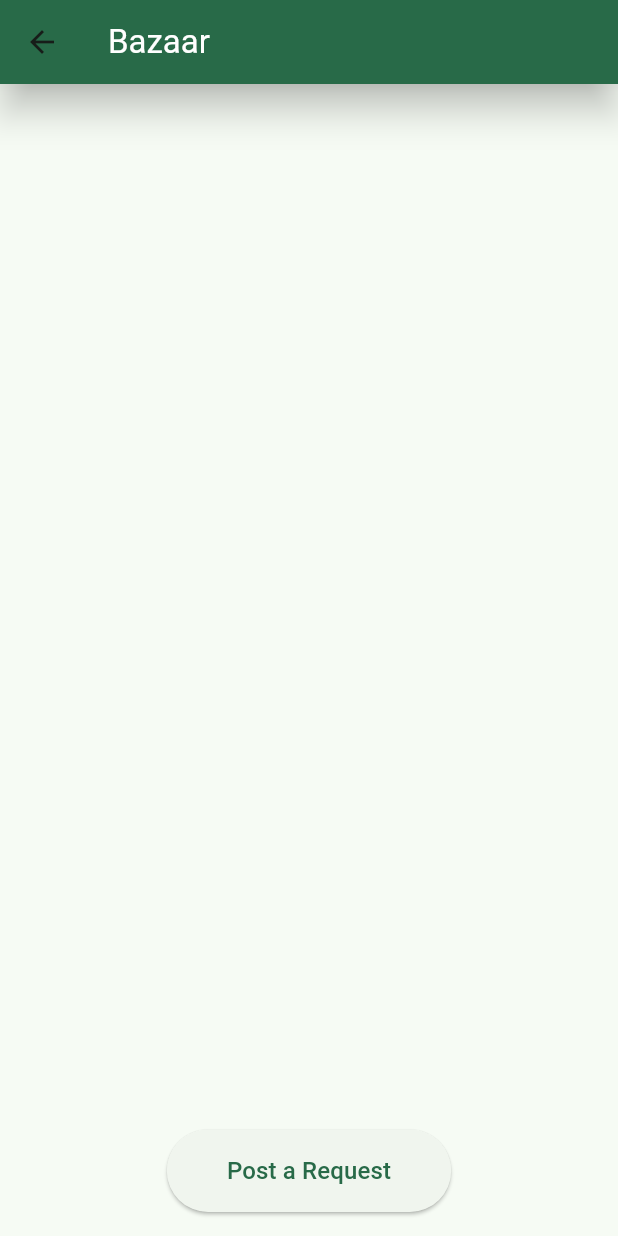
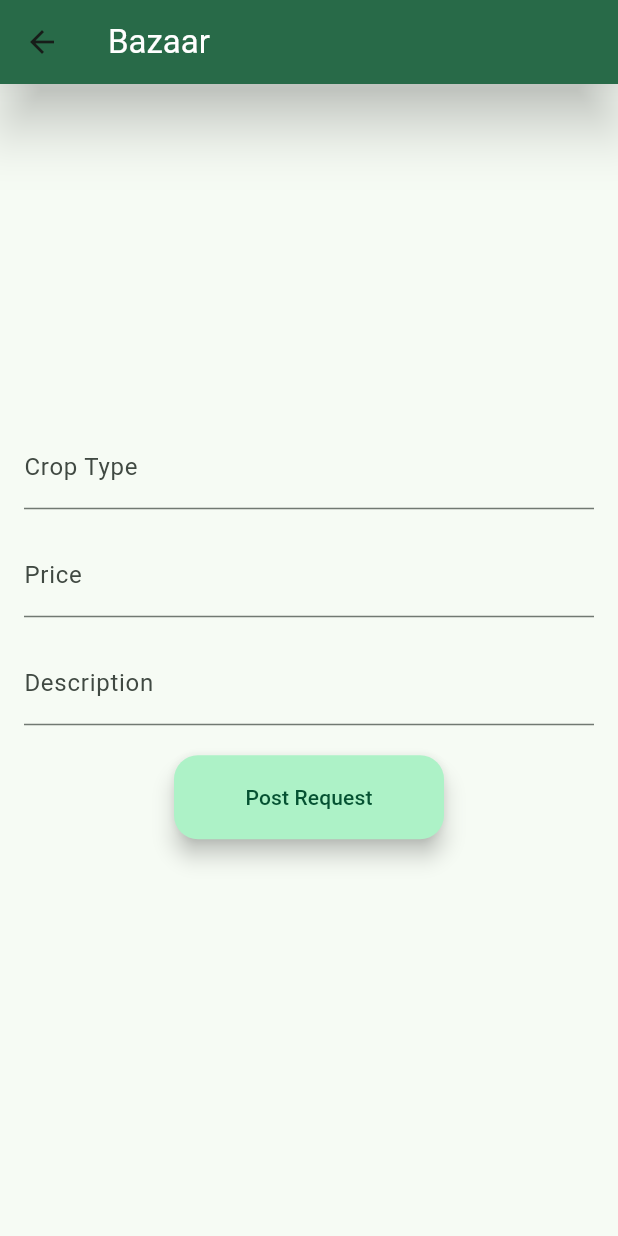
Before and after one commit to LakshyaSharma207/KrishiSankalp-gdsc-solutions, a Flutter app: the Marketplace screen opened directly, after a tap on "Post a Request", on a phone screen of 412 x 824 dp. Run offline on Flutter 3.47's test engine with Material 3 defaults, Android fonts, the light colour scheme and no system bars; our stand-ins replace cloud_firestore, firebase_auth, firebase_core, google_sign_in, image_picker; missing offline and left inert: tflite_flutter, tflite_flutter_helper; accounts and stored records are empty; generated files the repository leaves out were written again.

Commit message:
updated marketplace.dart

```diff
--- a/krishi_sankalp/lib/main.dart
+++ b/krishi_sankalp/lib/main.dart
@@ -12,6 +12,7 @@ Future<void> main() async {
   );
   runApp(const MyApp());
 }
+// error regarding com.google.android.gms.providerinstaller.dynamite does not affect app. Its related to google play services.
 
 class MyApp extends StatelessWidget {
   const MyApp({super.key});
--- a/krishi_sankalp/lib/pages/export.dart
+++ b/krishi_sankalp/lib/pages/export.dart
@@ -9,3 +9,5 @@ export 'home_page/scan/scan.dart';
 export 'disease_detect/detection_page/detection_page.dart';
 export 'disease_detect/detection_page/information.dart';
 export 'crop_prediction/crop_prediction.dart';
+export 'marketplace/marketplace.dart';
+export 'marketplace/request/new_request.dart';
--- a/krishi_sankalp/lib/pages/marketplace/marketplace.dart
+++ b/krishi_sankalp/lib/pages/marketplace/marketplace.dart
@@ -2,6 +2,7 @@ import 'package:cloud_firestore/cloud_firestore.dart';
 import 'package:firebase_auth/firebase_auth.dart';
 import 'package:flutter/material.dart';
 import 'package:krishi_sankalp/api/auth.dart';
+import 'package:krishi_sankalp/pages/export.dart';
 
 class Marketplace extends StatelessWidget {
   Marketplace({super.key});
@@ -9,6 +10,8 @@ class Marketplace extends StatelessWidget {
 
   @override
   Widget build(BuildContext context) {
+    final surfaceVariantColor = Theme.of(context).colorScheme.surfaceVariant;
+
     return Scaffold(
       appBar: AppBar(
         title: const Text('Bazaar', style: TextStyle(color: Colors.white),),
@@ -16,14 +19,40 @@ class Marketplace extends StatelessWidget {
         elevation: 10,
         shadowColor: Colors.black,
       ),
+      drawer: const NavigationSidebar(),
       body: Column(
         children: [
-          const SizedBox(height: 10,),
+          const SizedBox(height: 5,),
+          Row(
+            mainAxisAlignment: MainAxisAlignment.center,
+            children: [
+              const Text('Your Request: '),
+              Container(
+                width: 20,
+                height: 20,
+                decoration: BoxDecoration(
+                  color: Colors.greenAccent,
+                  border: Border.all(color: Colors.black, width: 1,),
+                  borderRadius: const BorderRadius.all(Radius.circular(3)),
+                ),
+              ),
+              const SizedBox(width: 50,),
+              const Text('Others: '),
+              Container(
+                width: 20,
+                height: 20,
+                decoration: BoxDecoration(
+                  color: surfaceVariantColor,
+                  border: Border.all(color: Colors.black, width: 1),
+                  borderRadius: const BorderRadius.all(Radius.circular(3)),
+                ),
+              ),
+            ],
+          ),
           Expanded(
             child: StreamBuilder<QuerySnapshot>(
               stream: FirebaseFirestore.instance
                   .collection('users')
-                  .where("userEmail", isNotEqualTo: user?.email)
                   .snapshots(),
               builder: (context, snapshot) {
                 if (snapshot.connectionState == ConnectionState.waiting) {
@@ -39,6 +68,8 @@ class Marketplace extends StatelessWidget {
                     itemCount: snapshot.data!.docs.length,
                     itemBuilder: (context, index) {
                       final DocumentSnapshot bazaarDocument = snapshot.data!.docs[index];
+                      final isCurrentUser = bazaarDocument['userEmail'] == user?.email;
+
                       return StreamBuilder<QuerySnapshot>(
                         stream: bazaarDocument.reference.collection('posts').snapshots(),
                         builder: (context, postSnapshot) {
@@ -56,19 +87,31 @@ class Marketplace extends StatelessWidget {
                                 final docref = postSnapshot.data!.docs[index];
                                 final postData = docref.data() as Map<String, dynamic>;
 
+                                if (postData['satisfied'] == false) {
                                   return InkWell(
-                                  onTap: () {
-                                    print("Card Tapped");
-                                  },
+                                    onTap: () => {},
+                                    child: Padding(
+                                      padding: const EdgeInsets.all(8.0),
                                       child: Card(
+                                        color: isCurrentUser ? Colors.greenAccent : null,
                                         child: ListTile(
                                           leading: const Icon(Icons.local_florist_outlined),
                                           title: Text(postData['cropType']),
-                                      subtitle: Text(postData['message']),
-                                      trailing: Text('\$${index + 1}0'),
+                                          subtitle: Text(postData['description']),
+                                          trailing: Row(
+                                            mainAxisSize: MainAxisSize.min,
+                                            children: [
+                                              const Icon(Icons.delete, color: Colors.red),
+                                              const SizedBox(width: 10,),
+                                              Text('${postData['price']}\$'),
+                                            ],
+                                          )
+                                        ),
                                       ),
                                     ),
                                   );
+                                }
+                                return null;
                               },
                             );
                           }
@@ -83,7 +126,9 @@ class Marketplace extends StatelessWidget {
           Container(
             padding: const EdgeInsets.all(16),
             child: ElevatedButton(
-              onPressed: () {},
+              onPressed: () {
+                Navigator.push(context, MaterialPageRoute(builder: (context) => NewRequest(user: user)));
+              },
               child: const Padding(
                 padding: EdgeInsets.all(16),
                 child: Text('Post a Request', style: TextStyle(fontSize: 16),),
--- /dev/null
+++ b/krishi_sankalp/lib/pages/marketplace/request/new_request.dart
@@ -0,0 +1,106 @@
+import 'package:cloud_firestore/cloud_firestore.dart';
+import 'package:firebase_auth/firebase_auth.dart';
+import 'package:flutter/material.dart';
+
+class NewRequest extends StatefulWidget {
+  NewRequest({super.key, required this.user});
+  final User? user;
+
+  @override
+  State<NewRequest> createState() => _NewRequestState();
+}
+
+class _NewRequestState extends State<NewRequest> {
+  final TextEditingController _cropTypeController = TextEditingController();
+  final TextEditingController _priceController = TextEditingController();
+  final TextEditingController _descController = TextEditingController();
+  String errorMessage = '';
+
+  Future<void> postRequest() async {
+    if (_cropTypeController.text.isEmpty || _priceController.text.isEmpty) {
+      setState(() {
+        errorMessage = 'Error: Crop type or price is empty';
+      });
+      return;
+    }
+
+    FirebaseFirestore
+      .instance
+      .collection('users')
+      .where("userEmail", isEqualTo: widget.user?.email)
+      .get()
+      .then((querySnapshot) {
+        for (var doc in querySnapshot.docs) {
+          FirebaseFirestore
+            .instance
+            .collection('users')
+            .doc(doc.id)
+            .collection('posts')
+            .add({
+              'cropType': _cropTypeController.text,
+              'price': double.parse(_priceController.text),
+              'description': _descController.text ?? '',
+              'satisfied': false,
+            });
+        }
+        Navigator.pop(context);
+      },
+      );
+  }
+
+  @override
+  Widget build(BuildContext context) {
+    return Scaffold(
+      appBar: AppBar(
+        title: const Text('Bazaar', style: TextStyle(color: Colors.white),),
+        backgroundColor: Theme.of(context).colorScheme.primary,
+        elevation: 16,
+        shadowColor: Colors.black,
+      ),
+      body: Padding(
+        padding: const EdgeInsets.all(16.0),
+        child: Column(
+          mainAxisAlignment: MainAxisAlignment.center,
+          children: [
+            TextField(
+              controller: _cropTypeController,
+              decoration: const InputDecoration(
+                labelText: 'Crop Type',
+              ),
+            ),
+            const SizedBox(height: 16,),
+            TextField(
+              controller: _priceController,
+              decoration: const InputDecoration(
+                labelText: 'Price',
+              ),
+              keyboardType: TextInputType.number,
+            ),
+            const SizedBox(height: 16,),
+            TextField(
+              controller: _descController,
+              decoration: const InputDecoration(
+                labelText: 'Description',
+              ),
+            ),
+            const SizedBox(height: 20),
+            Row(
+              children: [
+                const SizedBox(width: 100,),
+                Expanded(
+                  child: FloatingActionButton(
+                    onPressed: postRequest,
+                    child: const Text("Post Request"),
+                  ),
+                ),
+                const SizedBox(width: 100,),
+              ],
+            ),
+            const SizedBox(height: 16,),
+            Text(errorMessage)
+          ],
+        ),
+      ),
+    );
+  }
+}
--- a/krishi_sankalp/lib/pages/sidebar/sidebar.dart
+++ b/krishi_sankalp/lib/pages/sidebar/sidebar.dart
@@ -1,7 +1,6 @@
 import 'package:flutter/material.dart';
 import 'package:firebase_auth/firebase_auth.dart';
 import 'package:krishi_sankalp/pages/export.dart';
-import 'package:krishi_sankalp/pages/marketplace/marketplace.dart';
 import '../../api/auth.dart';
 
 class NavigationSidebar extends StatefulWidget {
```
Also changed, not shown: krishi_sankalp/lib/pages/disease_detect/detection_page/information.dart (+8 -5 lines), 2 other files. Lines whose indentation alone changed are shown as unchanged.
